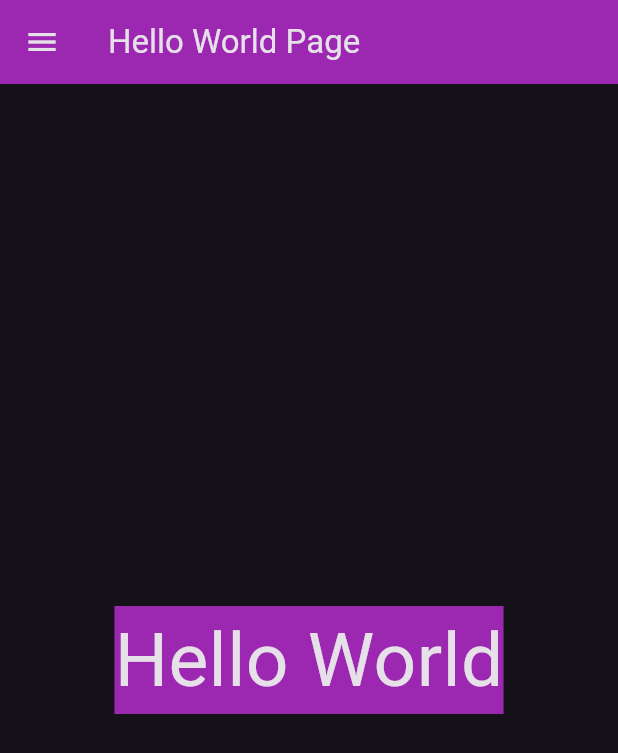
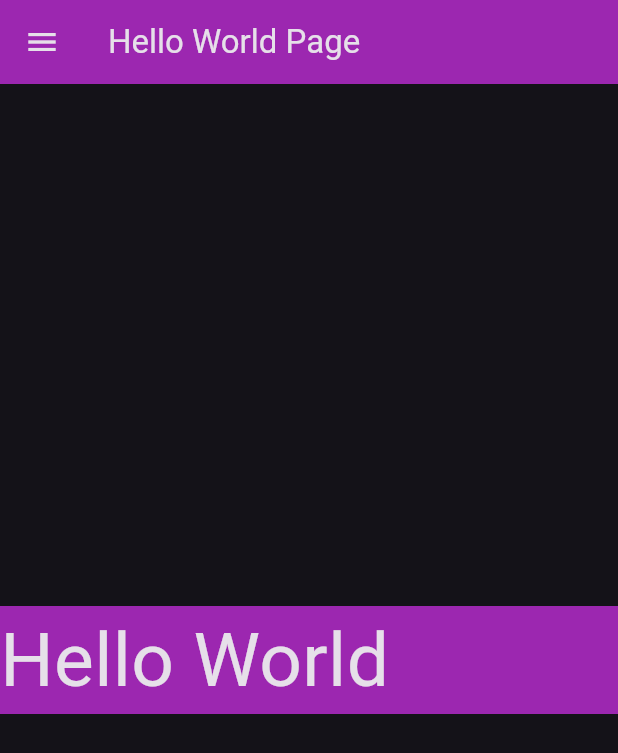
Before and after one commit to agustinventura/flutter_for_all_2023, a Flutter app: the screen it shows after launch, on a phone screen of 412 x 824 dp. Shown: the top 753 px of the screen. Run offline on Flutter 3.47's test engine with Material 3 defaults, Android fonts, the phone set to English and light mode, and no system bars.

Commit message:
Introduces row

```diff
--- a/lib/ui/home_page.dart
+++ b/lib/ui/home_page.dart
@@ -25,11 +25,14 @@ class HelloWorldContent extends StatelessWidget {
     return Center(
         child: Container(
           color: Colors.purple,
-          child: const Text(
-                'Hello World',
-                textDirection: TextDirection.ltr,
-            style: TextStyle(fontSize: 50),
-              ),
+          child: const Row(
+            children:[ Text(
+                  'Hello World',
+                  textDirection: TextDirection.ltr,
+              style: TextStyle(fontSize: 50),
+                )
+          ],
+          ),
         ));
   }
 }
```
